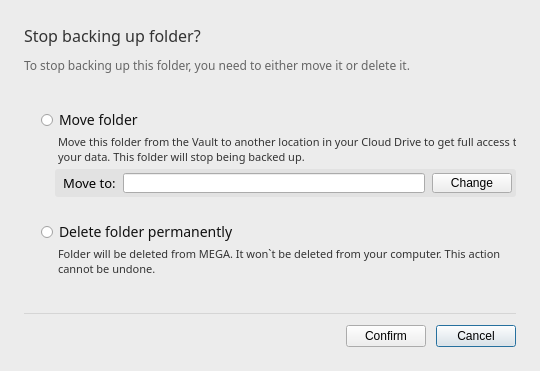
Above: src/MEGASync/gui/linux/RemoveBackupDialog.ui from meganz/MEGAsync before the change. Below: the same form after it.
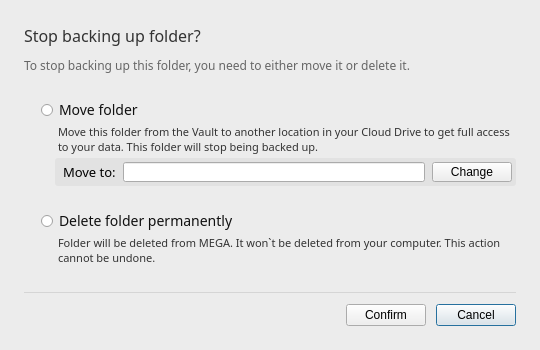
That is the form after the change.

Commit message: wordwrap for linux backup wizard dialogs

Patch:
```diff
--- a/src/MEGASync/gui/linux/RemoveBackupDialog.ui
+++ b/src/MEGASync/gui/linux/RemoveBackupDialog.ui
@@ -7,13 +7,13 @@
     <x>0</x>
     <y>0</y>
     <width>540</width>
-    <height>351</height>
+    <height>350</height>
    </rect>
   </property>
   <property name="minimumSize">
    <size>
     <width>536</width>
-    <height>0</height>
+    <height>350</height>
    </size>
   </property>
   <property name="windowTitle">
@@ -85,10 +85,10 @@
       <number>16</number>
      </property>
      <property name="topMargin">
-      <number>25</number>
+      <number>15</number>
      </property>
      <property name="bottomMargin">
-      <number>25</number>
+      <number>15</number>
      </property>
      <item>
       <widget class="QRadioButton" name="rMoveFolder">
@@ -106,6 +106,12 @@
      </item>
      <item>
       <widget class="QLabel" name="lMoveFolder">
+       <property name="minimumSize">
+        <size>
+         <width>0</width>
+         <height>0</height>
+        </size>
+       </property>
        <property name="styleSheet">
         <string notr="true">QLabel{
 font-size:11px;
@@ -114,8 +120,10 @@
 }</string>
        </property>
        <property name="text">
-        <string>Move this folder from the Vault to another location in your Cloud Drive to get full access to
-your data. This folder will stop being backed up.</string>
+        <string>Move this folder from the Vault to another location in your Cloud Drive to get full access to your data. This folder will stop being backed up.</string>
+       </property>
+       <property name="wordWrap">
+        <bool>true</bool>
        </property>
       </widget>
      </item>
@@ -266,11 +274,26 @@
 }</string>
        </property>
        <property name="text">
-        <string>Folder will be deleted from MEGA. It won`t be deleted from your computer. This action
-cannot be undone.</string>
+        <string>Folder will be deleted from MEGA. It won`t be deleted from your computer. This action cannot be undone.</string>
+       </property>
+       <property name="wordWrap">
+        <bool>true</bool>
        </property>
       </widget>
      </item>
+     <item>
+      <spacer name="verticalSpacer_2">
+       <property name="orientation">
+        <enum>Qt::Vertical</enum>
+       </property>
+       <property name="sizeHint" stdset="0">
+        <size>
+         <width>20</width>
+         <height>0</height>
+        </size>
+       </property>
+      </spacer>
+     </item>
     </layout>
    </item>
    <item>
```
Left out of the diff: 3 changed lines with no effect on the pictures. The commit also changes 1 other file.
